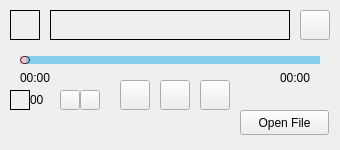
This is playerwindow.ui in sunnibn/deck_ui as Qt 5 draws it before an edit. The edited form follows.
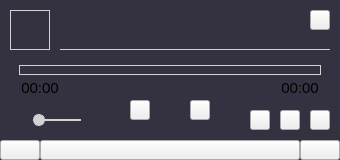
This is the edited form. Icons and pictures are not drawn.

Commit message: UI default style/design setup

```diff
--- a/playerwindow.ui
+++ b/playerwindow.ui
@@ -7,18 +7,42 @@
     <x>0</x>
     <y>0</y>
     <width>340</width>
-    <height>150</height>
+    <height>160</height>
    </rect>
   </property>
   <property name="windowTitle">
    <string>PlayerWindow</string>
   </property>
+  <property name="styleSheet">
+   <string notr="true">QMainWindow#PlayerWindow {
+	background: rgb(52,50,64);
+}</string>
+  </property>
   <widget class="QWidget" name="centralwidget">
+   <property name="styleSheet">
+    <string notr="true">QWidget#centralwidget &gt; QPushButton {
+background-color: transparent;
+background-repeat: none;
+/*border: 1px solid lightgray;*/
+border: none;
+border-radius: 10px;
+}
+QWidget#centralwidget &gt; QPushButton:hover {
+background-color: dimgray;
+}
+QWidget#centralwidget &gt; QPushButton:pressed {
+background-color: darkgray;
+}
+
+QWidget#centralwidget &gt; QLabel {
+color: lightgray;
+}</string>
+   </property>
    <widget class="QPushButton" name="playButton">
     <property name="geometry">
      <rect>
-      <x>160</x>
-      <y>80</y>
+      <x>155</x>
+      <y>90</y>
       <width>30</width>
       <height>30</height>
      </rect>
@@ -29,8 +53,12 @@
 	background: none;
 	border: none;
 	background-repeat: none;
-	border-radius: 10px;*/
-	/*border-*/
+	border-radius: 10px;
+	background-color: transparent;
+	background: none;
+	background-repeat: none;
+	border: none;*/
+	border-radius: 15px;
 	image: url(:assets/icon_play_64.png);
 }
 </string>
@@ -39,26 +67,13 @@
      <string/>
     </property>
    </widget>
-   <widget class="QPushButton" name="fileButton">
-    <property name="geometry">
-     <rect>
-      <x>240</x>
-      <y>110</y>
-      <width>89</width>
-      <height>25</height>
-     </rect>
-    </property>
-    <property name="text">
-     <string>Open File</string>
-    </property>
-   </widget>
    <widget class="QPushButton" name="secPrvBtn">
     <property name="geometry">
      <rect>
-      <x>120</x>
-      <y>80</y>
-      <width>30</width>
-      <height>30</height>
+      <x>130</x>
+      <y>100</y>
+      <width>20</width>
+      <height>20</height>
      </rect>
     </property>
     <property name="styleSheet">
@@ -78,10 +93,10 @@
    <widget class="QPushButton" name="secNxtBtn">
     <property name="geometry">
      <rect>
-      <x>200</x>
-      <y>80</y>
-      <width>30</width>
-      <height>30</height>
+      <x>190</x>
+      <y>100</y>
+      <width>20</width>
+      <height>20</height>
      </rect>
     </property>
     <property name="styleSheet">
@@ -103,8 +118,8 @@
      <rect>
       <x>10</x>
       <y>10</y>
-      <width>30</width>
-      <height>30</height>
+      <width>40</width>
+      <height>40</height>
      </rect>
     </property>
     <property name="sizePolicy">
@@ -115,7 +130,7 @@
     </property>
     <property name="styleSheet">
      <string notr="true">QLabel#iconLbl {
-	border: 1px solid black;
+border: 1px solid lightgray;
 }</string>
     </property>
     <property name="text">
@@ -126,17 +141,21 @@
     </property>
    </widget>
    <widget class="QLabel" name="titleLbl">
+    <property name="enabled">
+     <bool>true</bool>
+    </property>
     <property name="geometry">
      <rect>
-      <x>50</x>
+      <x>60</x>
       <y>10</y>
-      <width>240</width>
-      <height>30</height>
+      <width>270</width>
+      <height>40</height>
      </rect>
     </property>
     <property name="styleSheet">
      <string notr="true">QLabel#titleLbl {
-	border: 1px solid black;
+border: none;
+border-bottom: 1px solid lightgray;
 }</string>
     </property>
     <property name="text">
@@ -149,10 +168,10 @@
    <widget class="QPushButton" name="settingBtn">
     <property name="geometry">
      <rect>
-      <x>300</x>
+      <x>310</x>
       <y>10</y>
-      <width>30</width>
-      <height>30</height>
+      <width>20</width>
+      <height>20</height>
      </rect>
     </property>
     <property name="styleSheet">
@@ -168,9 +187,9 @@
    <widget class="QSlider" name="playSlider">
     <property name="geometry">
      <rect>
-      <x>20</x>
-      <y>50</y>
-      <width>300</width>
+      <x>10</x>
+      <y>60</y>
+      <width>320</width>
       <height>20</height>
      </rect>
     </property>
@@ -182,28 +201,28 @@
     </property>
     <property name="styleSheet">
      <string notr="true">QSlider#playSlider::groove:horizontal {
-	height: 8px;
-	border-radius: 0px;
+width: 300px;
+height: 8px;
+border: 1px solid lightgray;
 }
 QSlider#playSlider::handle:horizontal {
-	background: transparent;
-	border: none;
-	width: 8px;
-	height: 8px;
-	border-radius: 4px;
+background: transparent;
+border: none;
+width: 8px;
+height: 8px;
+margin: -6px -5px -6px -5px;
 }
-QSlider#playSlider::handle:horizontal {
-	border: 1px solid rgb(52,50,64);
-}
+/*QSlider#playSlider::handle:hover {
+border: 1px solid lightgray;
+}*/
+
 QSlider#playSlider::add-page:horizontal {
-	background: skyblue;
-	/*border-top-right-radius: 4px;
-	border-bottom-right-radius: 4px;*/
+background: transparent;
 }
 QSlider#playSlider::sub-page:horizontal {
-	background: pink;
-	/*border-top-left-radius: 4px;
-	border-bottom-left-radius: 4px;*/
+background: gray;
+border: 1px solid lightgray;
+border-right: none;
 }</string>
     </property>
     <property name="value">
@@ -217,33 +236,278 @@
     <property name="geometry">
      <rect>
       <x>20</x>
-      <y>70</y>
+      <y>80</y>
       <width>40</width>
       <height>16</height>
      </rect>
     </property>
+    <property name="font">
+     <font>
+      <pointsize>11</pointsize>
+     </font>
+    </property>
     <property name="text">
      <string>00:00</string>
     </property>
+    <property name="alignment">
+     <set>Qt::AlignCenter</set>
+    </property>
    </widget>
    <widget class="QLabel" name="time2Lbl">
     <property name="geometry">
      <rect>
       <x>280</x>
-      <y>70</y>
+      <y>80</y>
       <width>40</width>
       <height>16</height>
      </rect>
     </property>
+    <property name="font">
+     <font>
+      <pointsize>11</pointsize>
+     </font>
+    </property>
     <property name="text">
      <string>00:00</string>
+    </property>
+    <property name="alignment">
+     <set>Qt::AlignCenter</set>
+    </property>
+   </widget>
+   <widget class="QLabel" name="volIconLbl">
+    <property name="geometry">
+     <rect>
+      <x>10</x>
+      <y>110</y>
+      <width>20</width>
+      <height>20</height>
+     </rect>
+    </property>
+    <property name="sizePolicy">
+     <sizepolicy hsizetype="Preferred" vsizetype="Preferred">
+      <horstretch>0</horstretch>
+      <verstretch>0</verstretch>
+     </sizepolicy>
+    </property>
+    <property name="styleSheet">
+     <string notr="true">QLabel#volIconLbl {
+border: none;
+}</string>
+    </property>
+    <property name="text">
+     <string/>
+    </property>
+    <property name="pixmap">
+     <pixmap resource="images.qrc">:/assets/icon_sound_64.png</pixmap>
+    </property>
+    <property name="scaledContents">
+     <bool>true</bool>
+    </property>
+   </widget>
+   <widget class="QLabel" name="volNumLbl">
+    <property name="geometry">
+     <rect>
+      <x>20</x>
+      <y>160</y>
+      <width>20</width>
+      <height>20</height>
+     </rect>
+    </property>
+    <property name="font">
+     <font>
+      <pointsize>8</pointsize>
+     </font>
+    </property>
+    <property name="text">
+     <string>000</string>
+    </property>
+    <property name="alignment">
+     <set>Qt::AlignCenter</set>
+    </property>
+   </widget>
+   <widget class="QPushButton" name="stopButton">
+    <property name="geometry">
+     <rect>
+      <x>250</x>
+      <y>110</y>
+      <width>20</width>
+      <height>20</height>
+     </rect>
+    </property>
+    <property name="styleSheet">
+     <string notr="true">QPushButton#stopButton {
+image: url(:assets/icon_stop_64.png);
+}
+</string>
+    </property>
+    <property name="text">
+     <string/>
+    </property>
+   </widget>
+   <widget class="QPushButton" name="modeButton">
+    <property name="geometry">
+     <rect>
+      <x>280</x>
+      <y>110</y>
+      <width>20</width>
+      <height>20</height>
+     </rect>
+    </property>
+    <property name="styleSheet">
+     <string notr="true">QPushButton#modeButton {
+image: url(:assets/icon_next_64.png);
+}
+</string>
+    </property>
+    <property name="text">
+     <string/>
+    </property>
+   </widget>
+   <widget class="QWidget" name="dropwidget" native="true">
+    <property name="geometry">
+     <rect>
+      <x>0</x>
+      <y>140</y>
+      <width>340</width>
+      <height>20</height>
+     </rect>
+    </property>
+    <property name="styleSheet">
+     <string notr="true">QWidget#dropwidget &gt; QPushButton {
+background-color: transparent;
+background-repeat: none;
+border: 1px solid lightgray;
+}
+QWidget#dropwidget &gt; QPushButton:hover {
+background-color: dimgray;
+}
+QWidget#dropwidget &gt; QPushButton:pressed {
+background-color: darkgray;
+}</string>
+    </property>
+    <widget class="QPushButton" name="lstPrvBtn">
+     <property name="geometry">
+      <rect>
+       <x>0</x>
+       <y>0</y>
+       <width>40</width>
+       <height>20</height>
+      </rect>
+     </property>
+     <property name="styleSheet">
+      <string notr="true">QPushButton#lstPrvBtn {
+image: url(:assets/icon_prev_64.png);
+}
+</string>
+     </property>
+     <property name="text">
+      <string/>
+     </property>
+    </widget>
+    <widget class="QPushButton" name="fileButton">
+     <property name="geometry">
+      <rect>
+       <x>40</x>
+       <y>0</y>
+       <width>260</width>
+       <height>20</height>
+      </rect>
+     </property>
+     <property name="styleSheet">
+      <string notr="true">QPushButton#fileButton {
+image: url(:assets/icon_down_64.png);
+}</string>
+     </property>
+     <property name="text">
+      <string/>
+     </property>
+    </widget>
+    <widget class="QPushButton" name="lstNxtBtn">
+     <property name="geometry">
+      <rect>
+       <x>300</x>
+       <y>0</y>
+       <width>40</width>
+       <height>20</height>
+      </rect>
+     </property>
+     <property name="styleSheet">
+      <string notr="true">QPushButton#lstNxtBtn {
+image: url(:assets/icon_next_64.png);
+}
+</string>
+     </property>
+     <property name="text">
+      <string/>
+     </property>
+    </widget>
+   </widget>
+   <widget class="QPushButton" name="infoButton">
+    <property name="geometry">
+     <rect>
+      <x>310</x>
+      <y>110</y>
+      <width>20</width>
+      <height>20</height>
+     </rect>
+    </property>
+    <property name="styleSheet">
+     <string notr="true">QPushButton#infoButton {
+image: url(:assets/icon_setting_64.png);
+}
+</string>
+    </property>
+    <property name="text">
+     <string/>
+    </property>
+   </widget>
+   <widget class="QSlider" name="volSlider">
+    <property name="geometry">
+     <rect>
+      <x>30</x>
+      <y>110</y>
+      <width>60</width>
+      <height>20</height>
+     </rect>
+    </property>
+    <property name="styleSheet">
+     <string notr="true">QSlider#volSlider::groove:horizontal {
+width: 40px;
+height: 0px;
+background: lightgray;
+border: 1px solid lightgray;
+border-radius: 1px;
+}
+QSlider#volSlider::handle:horizontal {
+background: lightgray;
+border: 1px solid lightgray;
+width: 8px;
+height: 8px;
+margin: -5px -6px -5px -6px;
+border-radius: 5px;
+}
+QSlider#volSlider::handle:horizontal {
+width: 10px;
+height: 10px;
+margin: -6px -7px -6px -7px;
+border-radius: 6px;
+}</string>
+    </property>
+    <property name="maximum">
+     <number>100</number>
+    </property>
+    <property name="pageStep">
+     <number>5</number>
+    </property>
+    <property name="orientation">
+     <enum>Qt::Horizontal</enum>
     </property>
    </widget>
    <widget class="QPushButton" name="volUpBtn">
     <property name="geometry">
      <rect>
-      <x>60</x>
-      <y>90</y>
+      <x>50</x>
+      <y>160</y>
       <width>20</width>
       <height>20</height>
      </rect>
@@ -261,8 +525,8 @@
    <widget class="QPushButton" name="volDownBtn">
     <property name="geometry">
      <rect>
-      <x>80</x>
-      <y>90</y>
+      <x>70</x>
+      <y>160</y>
       <width>20</width>
       <height>20</height>
      </rect>
@@ -277,46 +541,6 @@
      <string/>
     </property>
    </widget>
-   <widget class="QLabel" name="volIconLbl">
-    <property name="geometry">
-     <rect>
-      <x>10</x>
-      <y>90</y>
-      <width>20</width>
-      <height>20</height>
-     </rect>
-    </property>
-    <property name="sizePolicy">
-     <sizepolicy hsizetype="Preferred" vsizetype="Preferred">
-      <horstretch>0</horstretch>
-      <verstretch>0</verstretch>
-     </sizepolicy>
-    </property>
-    <property name="styleSheet">
-     <string notr="true">QLabel#volIconLbl {
-	border: 1px solid black;
-}</string>
-    </property>
-    <property name="text">
-     <string/>
-    </property>
-    <property name="pixmap">
-     <pixmap resource="images.qrc">:/assets/icon_sound_64.png</pixmap>
-    </property>
-   </widget>
-   <widget class="QLabel" name="volNumLbl">
-    <property name="geometry">
-     <rect>
-      <x>30</x>
-      <y>90</y>
-      <width>30</width>
-      <height>20</height>
-     </rect>
-    </property>
-    <property name="text">
-     <string>00</string>
-    </property>
-   </widget>
   </widget>
  </widget>
  <resources>
```
Left out of the diff: 20 changed lines with no effect on the pictures. The commit also changes 1 other file.
